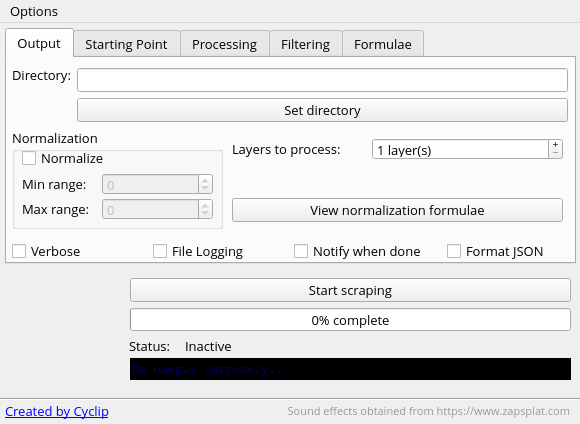
Above: kularity.ui from rsclip/Kularity before the change. Below: the same form after it.
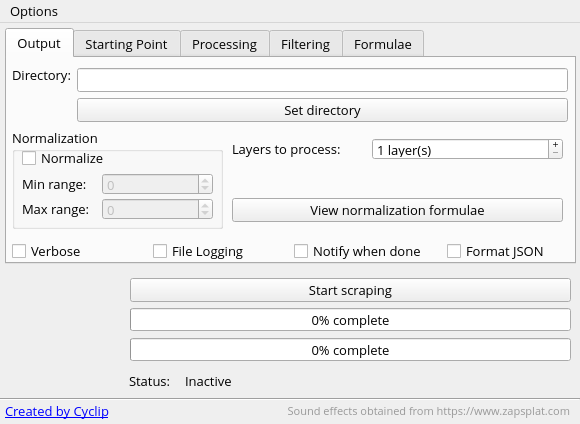
That is the form after the change. Icons and pictures are not drawn.

Diff of the .ui file:
```diff
--- a/kularity.ui
+++ b/kularity.ui
@@ -8108,7 +8108,7 @@
     <property name="geometry">
      <rect>
       <x>129</x>
-      <y>315</y>
+      <y>350</y>
       <width>51</width>
       <height>16</height>
      </rect>
@@ -8121,7 +8121,7 @@
     <property name="geometry">
      <rect>
       <x>185</x>
-      <y>315</y>
+      <y>350</y>
       <width>386</width>
       <height>16</height>
      </rect>
@@ -8707,616 +8707,6 @@
      <string>Inactive</string>
     </property>
    </widget>
-   <widget class="QLineEdit" name="lineEdit">
-    <property name="geometry">
-     <rect>
-      <x>130</x>
-      <y>335</y>
-      <width>441</width>
-      <height>22</height>
-     </rect>
-    </property>
-    <property name="palette">
-     <palette>
-      <active>
-       <colorrole role="WindowText">
-        <brush brushstyle="SolidPattern">
-         <color alpha="255">
-          <red>0</red>
-          <green>4</green>
-          <blue>255</blue>
-         </color>
-        </brush>
-       </colorrole>
-       <colorrole role="Button">
-        <brush brushstyle="SolidPattern">
-         <color alpha="255">
-          <red>0</red>
-          <green>0</green>
-          <blue>0</blue>
-         </color>
-        </brush>
-       </colorrole>
-       <colorrole role="Light">
-        <brush brushstyle="SolidPattern">
-         <color alpha="255">
-          <red>255</red>
-          <green>255</green>
-          <blue>255</blue>
-         </color>
-        </brush>
-       </colorrole>
-       <colorrole role="Midlight">
-        <brush brushstyle="SolidPattern">
-         <color alpha="255">
-          <red>227</red>
-          <green>227</green>
-          <blue>227</blue>
-         </color>
-        </brush>
-       </colorrole>
-       <colorrole role="Dark">
-        <brush brushstyle="SolidPattern">
-         <color alpha="255">
-          <red>160</red>
-          <green>160</green>
-          <blue>160</blue>
-         </color>
-        </brush>
-       </colorrole>
-       <colorrole role="Mid">
-        <brush brushstyle="SolidPattern">
-         <color alpha="255">
-          <red>160</red>
-          <green>160</green>
-          <blue>160</blue>
-         </color>
-        </brush>
-       </colorrole>
-       <colorrole role="Text">
-        <brush brushstyle="SolidPattern">
-         <color alpha="255">
-          <red>0</red>
-          <green>4</green>
-          <blue>255</blue>
-         </color>
-        </brush>
-       </colorrole>
-       <colorrole role="BrightText">
-        <brush brushstyle="SolidPattern">
-         <color alpha="255">
-          <red>255</red>
-          <green>255</green>
-          <blue>255</blue>
-         </color>
-        </brush>
-       </colorrole>
-       <colorrole role="ButtonText">
-        <brush brushstyle="SolidPattern">
-         <color alpha="255">
-          <red>0</red>
-          <green>4</green>
-          <blue>255</blue>
-         </color>
-        </brush>
-       </colorrole>
-       <colorrole role="Base">
-        <brush brushstyle="SolidPattern">
-         <color alpha="255">
-          <red>0</red>
-          <green>0</green>
-          <blue>0</blue>
-         </color>
-        </brush>
-       </colorrole>
-       <colorrole role="Window">
-        <brush brushstyle="SolidPattern">
-         <color alpha="255">
-          <red>0</red>
-          <green>0</green>
-          <blue>0</blue>
-         </color>
-        </brush>
-       </colorrole>
-       <colorrole role="Shadow">
-        <brush brushstyle="SolidPattern">
-         <color alpha="255">
-          <red>105</red>
-          <green>105</green>
-          <blue>105</blue>
-         </color>
-        </brush>
-       </colorrole>
-       <colorrole role="Highlight">
-        <brush brushstyle="SolidPattern">
-         <color alpha="255">
-          <red>51</red>
-          <green>153</green>
-          <blue>255</blue>
-         </color>
-        </brush>
-       </colorrole>
-       <colorrole role="HighlightedText">
-        <brush brushstyle="SolidPattern">
-         <color alpha="255">
-          <red>255</red>
-          <green>255</green>
-          <blue>255</blue>
-         </color>
-        </brush>
-       </colorrole>
-       <colorrole role="Link">
-        <brush brushstyle="SolidPattern">
-         <color alpha="255">
-          <red>0</red>
-          <green>0</green>
-          <blue>255</blue>
-         </color>
-        </brush>
-       </colorrole>
-       <colorrole role="LinkVisited">
-        <brush brushstyle="SolidPattern">
-         <color alpha="255">
-          <red>255</red>
-          <green>0</green>
-          <blue>255</blue>
-         </color>
-        </brush>
-       </colorrole>
-       <colorrole role="AlternateBase">
-        <brush brushstyle="SolidPattern">
-         <color alpha="255">
-          <red>245</red>
-          <green>245</green>
-          <blue>245</blue>
-         </color>
-        </brush>
-       </colorrole>
-       <colorrole role="NoRole">
-        <brush brushstyle="SolidPattern">
-         <color alpha="255">
-          <red>0</red>
-          <green>0</green>
-          <blue>0</blue>
-         </color>
-        </brush>
-       </colorrole>
-       <colorrole role="ToolTipBase">
-        <brush brushstyle="SolidPattern">
-         <color alpha="255">
-          <red>255</red>
-          <green>255</green>
-          <blue>220</blue>
-         </color>
-        </brush>
-       </colorrole>
-       <colorrole role="ToolTipText">
-        <brush brushstyle="SolidPattern">
-         <color alpha="255">
-          <red>0</red>
-          <green>0</green>
-          <blue>0</blue>
-         </color>
-        </brush>
-       </colorrole>
-       <colorrole role="PlaceholderText">
-        <brush brushstyle="SolidPattern">
-         <color alpha="255">
-          <red>0</red>
-          <green>4</green>
-          <blue>255</blue>
-         </color>
-        </brush>
-       </colorrole>
-      </active>
-      <inactive>
-       <colorrole role="WindowText">
-        <brush brushstyle="SolidPattern">
-         <color alpha="255">
-          <red>0</red>
-          <green>4</green>
-          <blue>255</blue>
-         </color>
-        </brush>
-       </colorrole>
-       <colorrole role="Button">
-        <brush brushstyle="SolidPattern">
-         <color alpha="255">
-          <red>0</red>
-          <green>0</green>
-          <blue>0</blue>
-         </color>
-        </brush>
-       </colorrole>
-       <colorrole role="Light">
-        <brush brushstyle="SolidPattern">
-         <color alpha="255">
-          <red>255</red>
-          <green>255</green>
-          <blue>255</blue>
-         </color>
-        </brush>
-       </colorrole>
-       <colorrole role="Midlight">
-        <brush brushstyle="SolidPattern">
-         <color alpha="255">
-          <red>227</red>
-          <green>227</green>
-          <blue>227</blue>
-         </color>
-        </brush>
-       </colorrole>
-       <colorrole role="Dark">
-        <brush brushstyle="SolidPattern">
-         <color alpha="255">
-          <red>160</red>
-          <green>160</green>
-          <blue>160</blue>
-         </color>
-        </brush>
-       </colorrole>
-       <colorrole role="Mid">
-        <brush brushstyle="SolidPattern">
-         <color alpha="255">
-          <red>160</red>
-          <green>160</green>
-          <blue>160</blue>
-         </color>
-        </brush>
-       </colorrole>
-       <colorrole role="Text">
-        <brush brushstyle="SolidPattern">
-         <color alpha="255">
-          <red>0</red>
-          <green>4</green>
-          <blue>255</blue>
-         </color>
-        </brush>
-       </colorrole>
-       <colorrole role="BrightText">
-        <brush brushstyle="SolidPattern">
-         <color alpha="255">
-          <red>255</red>
-          <green>255</green>
-          <blue>255</blue>
-         </color>
-        </brush>
-       </colorrole>
-       <colorrole role="ButtonText">
-        <brush brushstyle="SolidPattern">
-         <color alpha="255">
-          <red>0</red>
-          <green>4</green>
-          <blue>255</blue>
-         </color>
-        </brush>
-       </colorrole>
-       <colorrole role="Base">
-        <brush brushstyle="SolidPattern">
-         <color alpha="255">
-          <red>0</red>
-          <green>0</green>
-          <blue>0</blue>
-         </color>
-        </brush>
-       </colorrole>
-       <colorrole role="Window">
-        <brush brushstyle="SolidPattern">
-         <color alpha="255">
-          <red>0</red>
-          <green>0</green>
-          <blue>0</blue>
-         </color>
-        </brush>
-       </colorrole>
-       <colorrole role="Shadow">
-        <brush brushstyle="SolidPattern">
-         <color alpha="255">
-          <red>105</red>
-          <green>105</green>
-          <blue>105</blue>
-         </color>
-        </brush>
-       </colorrole>
-       <colorrole role="Highlight">
-        <brush brushstyle="SolidPattern">
-         <color alpha="255">
-          <red>240</red>
-          <green>240</green>
-          <blue>240</blue>
-         </color>
-        </brush>
-       </colorrole>
-       <colorrole role="HighlightedText">
-        <brush brushstyle="SolidPattern">
-         <color alpha="255">
-          <red>0</red>
-          <green>0</green>
-          <blue>0</blue>
-         </color>
-        </brush>
-       </colorrole>
-       <colorrole role="Link">
-        <brush brushstyle="SolidPattern">
-         <color alpha="255">
-          <red>0</red>
-          <green>0</green>
-          <blue>255</blue>
-         </color>
-        </brush>
-       </colorrole>
-       <colorrole role="LinkVisited">
-        <brush brushstyle="SolidPattern">
-         <color alpha="255">
-          <red>255</red>
-          <green>0</green>
-          <blue>255</blue>
-         </color>
-        </brush>
-       </colorrole>
-       <colorrole role="AlternateBase">
-        <brush brushstyle="SolidPattern">
-         <color alpha="255">
-          <red>245</red>
-          <green>245</green>
-          <blue>245</blue>
-         </color>
-        </brush>
-       </colorrole>
-       <colorrole role="NoRole">
-        <brush brushstyle="NoBrush">
-         <color alpha="255">
-          <red>0</red>
-          <green>0</green>
-          <blue>0</blue>
-         </color>
-        </brush>
-       </colorrole>
-       <colorrole role="ToolTipBase">
-        <brush brushstyle="SolidPattern">
-         <color alpha="255">
-          <red>255</red>
-          <green>255</green>
-          <blue>220</blue>
-         </color>
-        </brush>
-       </colorrole>
-       <colorrole role="ToolTipText">
-        <brush brushstyle="SolidPattern">
-         <color alpha="255">
-          <red>0</red>
-          <green>0</green>
-          <blue>0</blue>
-         </color>
-        </brush>
-       </colorrole>
-       <colorrole role="PlaceholderText">
-        <brush brushstyle="SolidPattern">
-         <color alpha="255">
-          <red>0</red>
-          <green>4</green>
-          <blue>255</blue>
-         </color>
-        </brush>
-       </colorrole>
-      </inactive>
-      <disabled>
-       <colorrole role="WindowText">
-        <brush brushstyle="SolidPattern">
-         <color alpha="255">
-          <red>0</red>
-          <green>4</green>
-          <blue>255</blue>
-         </color>
-        </brush>
-       </colorrole>
-       <colorrole role="Button">
-        <brush brushstyle="SolidPattern">
-         <color alpha="255">
-          <red>0</red>
-          <green>0</green>
-          <blue>0</blue>
-         </color>
-        </brush>
-       </colorrole>
-       <colorrole role="Light">
-        <brush brushstyle="SolidPattern">
-         <color alpha="255">
-          <red>255</red>
-          <green>255</green>
-          <blue>255</blue>
-         </color>
-        </brush>
-       </colorrole>
-       <colorrole role="Midlight">
-        <brush brushstyle="SolidPattern">
-         <color alpha="255">
-          <red>247</red>
-          <green>247</green>
-          <blue>247</blue>
-         </color>
-        </brush>
-       </colorrole>
-       <colorrole role="Dark">
-        <brush brushstyle="SolidPattern">
-         <color alpha="255">
-          <red>160</red>
-          <green>160</green>
-          <blue>160</blue>
-         </color>
-        </brush>
-       </colorrole>
-       <colorrole role="Mid">
-        <brush brushstyle="SolidPattern">
-         <color alpha="255">
-          <red>160</red>
-          <green>160</green>
-          <blue>160</blue>
-         </color>
-        </brush>
-       </colorrole>
-       <colorrole role="Text">
-        <brush brushstyle="SolidPattern">
-         <color alpha="255">
-          <red>0</red>
-          <green>4</green>
-          <blue>255</blue>
-         </color>
-        </brush>
-       </colorrole>
-       <colorrole role="BrightText">
-        <brush brushstyle="SolidPattern">
-         <color alpha="255">
-          <red>255</red>
-          <green>255</green>
-          <blue>255</blue>
-         </color>
-        </brush>
-       </colorrole>
-       <colorrole role="ButtonText">
-        <brush brushstyle="SolidPattern">
-         <color alpha="255">
-          <red>0</red>
-          <green>4</green>
-          <blue>255</blue>
-         </color>
-        </brush>
-       </colorrole>
-       <colorrole role="Base">
-        <brush brushstyle="SolidPattern">
-         <color alpha="255">
-          <red>0</red>
-          <green>0</green>
-          <blue>0</blue>
-         </color>
-        </brush>
-       </colorrole>
-       <colorrole role="Window">
-        <brush brushstyle="SolidPattern">
-         <color alpha="255">
-          <red>0</red>
-          <green>0</green>
-          <blue>0</blue>
-         </color>
-        </brush>
-       </colorrole>
-       <colorrole role="Shadow">
-        <brush brushstyle="SolidPattern">
-         <color alpha="255">
-          <red>0</red>
-          <green>0</green>
-          <blue>0</blue>
-         </color>
-        </brush>
-       </colorrole>
-       <colorrole role="Highlight">
-        <brush brushstyle="SolidPattern">
-         <color alpha="255">
-          <red>51</red>
-          <green>153</green>
-          <blue>255</blue>
-         </color>
-        </brush>
-       </colorrole>
-       <colorrole role="HighlightedText">
-        <brush brushstyle="SolidPattern">
-         <color alpha="255">
-          <red>255</red>
-          <green>255</green>
-          <blue>255</blue>
-         </color>
-        </brush>
-       </colorrole>
-       <colorrole role="Link">
-        <brush brushstyle="SolidPattern">
-         <color alpha="255">
-          <red>0</red>
-          <green>0</green>
-          <blue>255</blue>
-         </color>
-        </brush>
-       </colorrole>
-       <colorrole role="LinkVisited">
-        <brush brushstyle="SolidPattern">
-         <color alpha="255">
-          <red>255</red>
-          <green>0</green>
-          <blue>255</blue>
-         </color>
-        </brush>
-       </colorrole>
-       <colorrole role="AlternateBase">
-        <brush brushstyle="SolidPattern">
-         <color alpha="255">
-          <red>245</red>
-          <green>245</green>
-          <blue>245</blue>
-         </color>
-        </brush>
-       </colorrole>
-       <colorrole role="NoRole">
-        <brush brushstyle="NoBrush">
-         <color alpha="255">
-          <red>0</red>
-          <green>0</green>
-          <blue>0</blue>
-         </color>
-        </brush>
-       </colorrole>
-       <colorrole role="ToolTipBase">
-        <brush brushstyle="SolidPattern">
-         <color alpha="255">
-          <red>255</red>
-          <green>255</green>
-          <blue>220</blue>
-         </color>
-        </brush>
-       </colorrole>
-       <colorrole role="ToolTipText">
-        <brush brushstyle="SolidPattern">
-         <color alpha="255">
-          <red>0</red>
-          <green>0</green>
-          <blue>0</blue>
-         </color>
-        </brush>
-       </colorrole>
-       <colorrole role="PlaceholderText">
-        <brush brushstyle="SolidPattern">
-         <color alpha="255">
-          <red>0</red>
-          <green>4</green>
-          <blue>255</blue>
-         </color>
-        </brush>
-       </colorrole>
-      </disabled>
-     </palette>
-    </property>
-    <property name="font">
-     <font>
-      <family>Courier</family>
-      <pointsize>9</pointsize>
-      <bold>false</bold>
-     </font>
-    </property>
-    <property name="styleSheet">
-     <string notr="true">background-color: rgb(0, 0, 0);
-color: rgb(0, 4, 255);</string>
-    </property>
-    <property name="text">
-     <string/>
-    </property>
-    <property name="frame">
-     <bool>false</bool>
-    </property>
-    <property name="readOnly">
-     <bool>true</bool>
-    </property>
-    <property name="placeholderText">
-     <string>No output currently..</string>
-    </property>
-   </widget>
    <widget class="QLabel" name="label_7">
     <property name="geometry">
      <rect>
@@ -9371,6 +8761,31 @@
      <enum>Qt::Horizontal</enum>
     </property>
    </widget>
+   <widget class="QProgressBar" name="layerpb">
+    <property name="enabled">
+     <bool>true</bool>
+    </property>
+    <property name="geometry">
+     <rect>
+      <x>130</x>
+      <y>315</y>
+      <width>441</width>
+      <height>23</height>
+     </rect>
+    </property>
+    <property name="value">
+     <number>0</number>
+    </property>
+    <property name="invertedAppearance">
+     <bool>false</bool>
+    </property>
+    <property name="textDirection">
+     <enum>QProgressBar::TopToBottom</enum>
+    </property>
+    <property name="format">
+     <string>%p% complete</string>
+    </property>
+   </widget>
   </widget>
   <widget class="QMenuBar" name="menubar">
    <property name="geometry">
```
Left out of the diff: 2 changed lines with no effect on the pictures.
